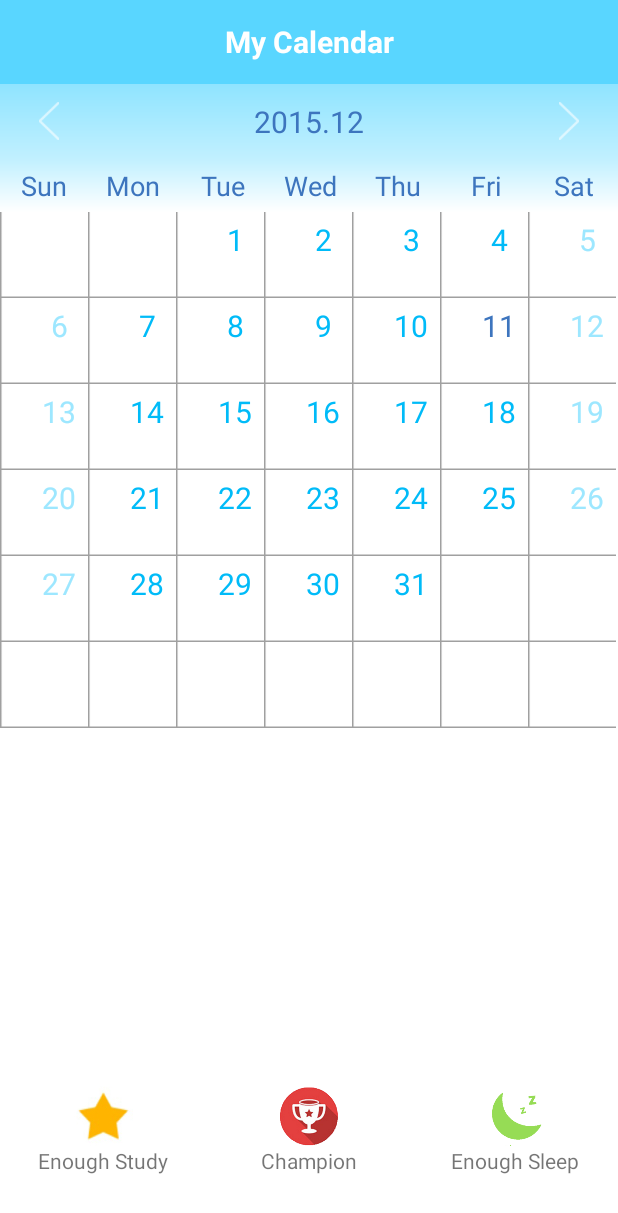
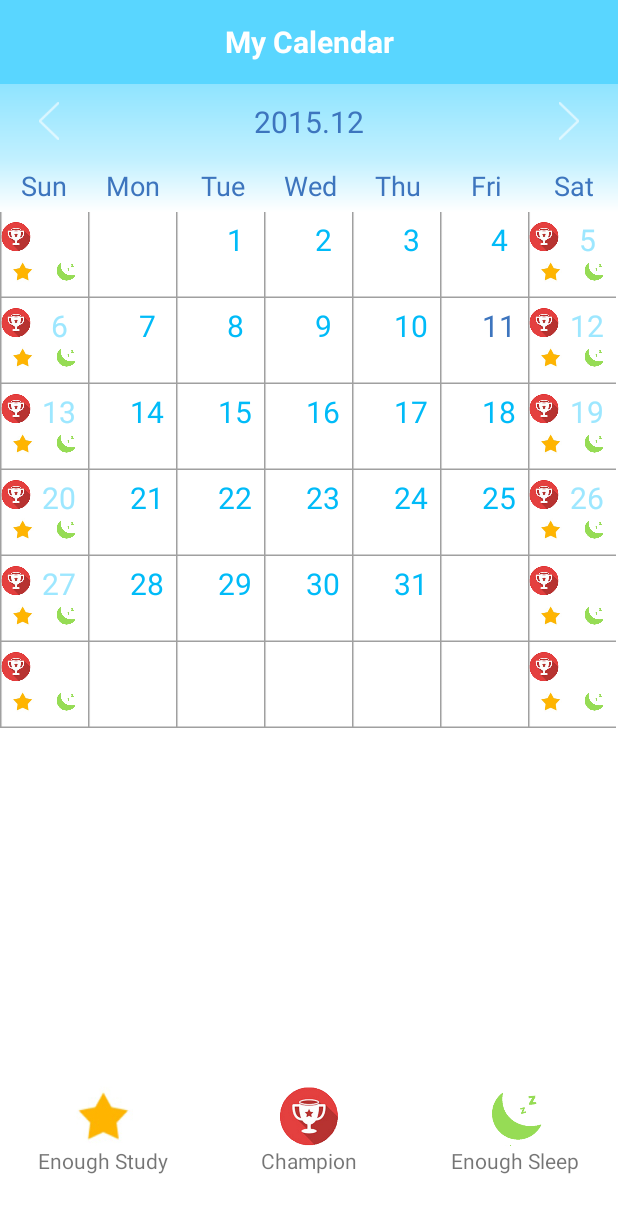
Before and after one commit to vannahz/CurveWrecker, an Android app: the Calendar screen opened directly, with no data from a screen before it, on a phone screen of 412 x 824 dp. Shown: the top 1213 px of the screen. Run offline under Robolectric (Android 15) with nearby library versions, the phone set to English and light mode, and no system bars.

Commit message:
打卡日历显示成功，缺逻辑

```diff
--- a/app/src/main/AndroidManifest.xml
+++ b/app/src/main/AndroidManifest.xml
@@ -12,6 +12,10 @@
             android:name=".MainActivity"
             android:label="@string/app_name"
             android:theme="@style/AppTheme.NoActionBar" >
+            <intent-filter>
+                <action android:name="android.intent.action.MAIN" />
+                <category android:name="android.intent.category.LAUNCHER" />
+            </intent-filter>
         </activity>
         <activity
             android:name=".StudySetting"
@@ -43,10 +47,7 @@
         <activity
             android:name=".Register"
             android:label="@string/title_activity_register" >
-            <intent-filter>
-                <action android:name="android.intent.action.MAIN" />
-                <category android:name="android.intent.category.LAUNCHER" />
-            </intent-filter>
+
         </activity>
         <activity
             android:name=".Friends"
--- a/app/src/main/java/hk/hku/cs/curvewrecker/mycalendar/CalendarGridViewAdapter.java
+++ b/app/src/main/java/hk/hku/cs/curvewrecker/mycalendar/CalendarGridViewAdapter.java
@@ -9,6 +9,7 @@ import android.view.LayoutInflater;
 import android.view.View;
 import android.view.ViewGroup;
 import android.widget.BaseAdapter;
+import android.widget.ImageView;
 import android.widget.LinearLayout;
 import android.widget.TextView;
 
@@ -62,48 +63,49 @@ public class CalendarGridViewAdapter extends BaseAdapter {
 		LinearLayout layout = (LinearLayout) LayoutInflater.from(mContext).inflate(R.layout.calendar_item_layout, null);
 		TextView textView = (TextView) layout.findViewById(R.id.calendar_item_tv_day);
 		TextView tv_tip = (TextView) layout.findViewById(R.id.calendar_tip);
+		ImageView is_first = (ImageView) layout.findViewById(R.id.is_fisrt);
+		ImageView is_star = (ImageView) layout.findViewById(R.id.is_star);
+		ImageView is_moon = (ImageView)layout.findViewById(R.id.is_moon);
+
 		if (mDataList != null) {
 			textView.setText(mDataList.get(position).day + "");
 			if ((TextUtils.equals(CalendarTool.SATURDAY, mDataList.get(position).weekDay))
 					|| TextUtils.equals(CalendarTool.SUNDAY, mDataList.get(position).weekDay)) {
 				// 周末背景为白，字体为灰色
 				textView.setTextColor(mRes.getColor(R.color.weekend_day_txt));
+				is_first.setImageResource(R.drawable.first);
+				is_star.setImageResource(R.drawable.starr);
+				is_moon.setImageResource(R.drawable.sleepp);
 			}// TODO 在非周末时候设置颜色
 			else {
-				if (((mDataList.get(position).year == 2015 && mDataList
-						.get(position).month <= 8) || (mDataList.get(position).year < 2015 && mDataList
-						.get(position).month <= 12))
-						&& mDataList.get(position).isSelfMonthDate) {// 2015.8以前，且日期在当月
+				if (((mDataList.get(position).year == 2015 && mDataList.get(position).month <= 8)
+						|| (mDataList.get(position).year < 2015 && mDataList.get(position).month <= 12))
+						&& mDataList.get(position).isSelfMonthDate)
+				{// 2015.8以前，且日期在当月
 					if (mDataList.get(position).day > 0
 							&& mDataList.get(position).day <= 20
 							|| mDataList.get(position).day == 25) {
-						tv_tip.setBackgroundColor(mRes
-								.getColor(R.color.tip_normal));
+						tv_tip.setBackgroundColor(mRes.getColor(R.color.tip_normal));
 					} else if (mDataList.get(position).day == 21
 							|| mDataList.get(position).day == 22) {
-						tv_tip.setBackgroundColor(mRes
-								.getColor(R.color.tip_leave));
+						tv_tip.setBackgroundColor(mRes.getColor(R.color.tip_leave));
 					} else if (mDataList.get(position).day == 23
 							|| mDataList.get(position).day == 24) {
-						tv_tip.setBackgroundColor(mRes
-								.getColor(R.color.tip_late));
+						tv_tip.setBackgroundColor(mRes.getColor(R.color.tip_late));
 					} else {
-						tv_tip.setBackgroundColor(mRes
-								.getColor(R.color.tip_normal));
-						if (mDataList.get(position).month == 8
-								&& mDataList.get(position).day >= 25) {
-							tv_tip.setBackgroundColor(mRes
-									.getColor(R.color.white));
+						tv_tip.setBackgroundColor(mRes.getColor(R.color.tip_normal));
+						if (mDataList.get(position).month == 8&& mDataList.get(position).day >= 25) {
+							tv_tip.setBackgroundColor(mRes.getColor(R.color.white));
 						}
 					}
 				}
 			}
-			if (mDataList.get(position).isNowDate
-					&& mDataList.get(position).isSelfMonthDate) {
-				// 如果为当前号数，则设置为白色背景并，字体为蓝色
+			if (mDataList.get(position).isNowDate&& mDataList.get(position).isSelfMonthDate) {
+			// 如果为当前号数，则设置为白色背景并，字体为蓝色
 				textView.setTextColor(mRes.getColor(R.color.current_day_txt));
 			}
-			if (!mDataList.get(position).isSelfMonthDate) {// 是否为本月的号数，不是本月号数显示白色，及不显示
+			if (!mDataList.get(position).isSelfMonthDate) {
+			// 是否为本月的号数，不是本月号数显示白色，及不显示
 				textView.setTextColor(mRes.getColor(R.color.white));
 			}
 			layout.setTag(mDataList.get(position));// 把当前日历实体放入GridView 的Item中
--- a/app/src/main/java/hk/hku/cs/curvewrecker/mycalendar/DateEntity.java
+++ b/app/src/main/java/hk/hku/cs/curvewrecker/mycalendar/DateEntity.java
@@ -21,4 +21,13 @@ public class DateEntity implements Serializable {
 	public boolean isNowDate;
 	/** 是否为本月日期 */
 	public boolean isSelfMonthDate;
+
+	//是否是第一名
+	public boolean isFirst;
+
+	//是否有星星 -- 学习到足够时间
+	public boolean isStar;
+
+	//是否有月亮 -- 睡觉到足够时间
+	public boolean isMoon;
 }
```
